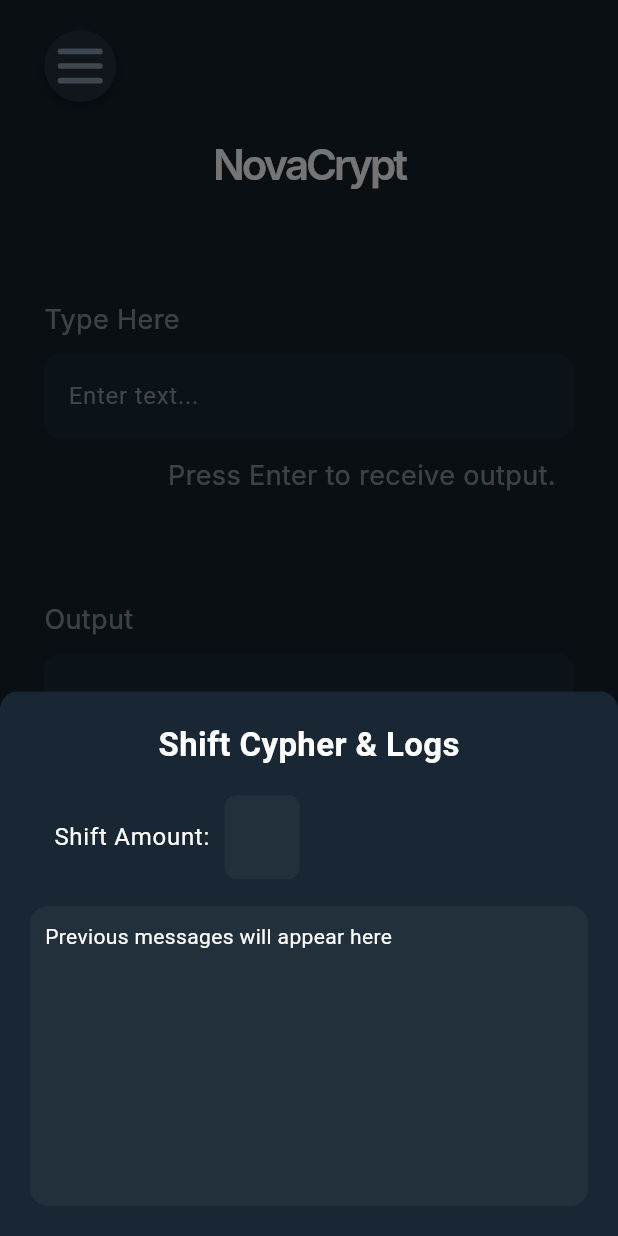
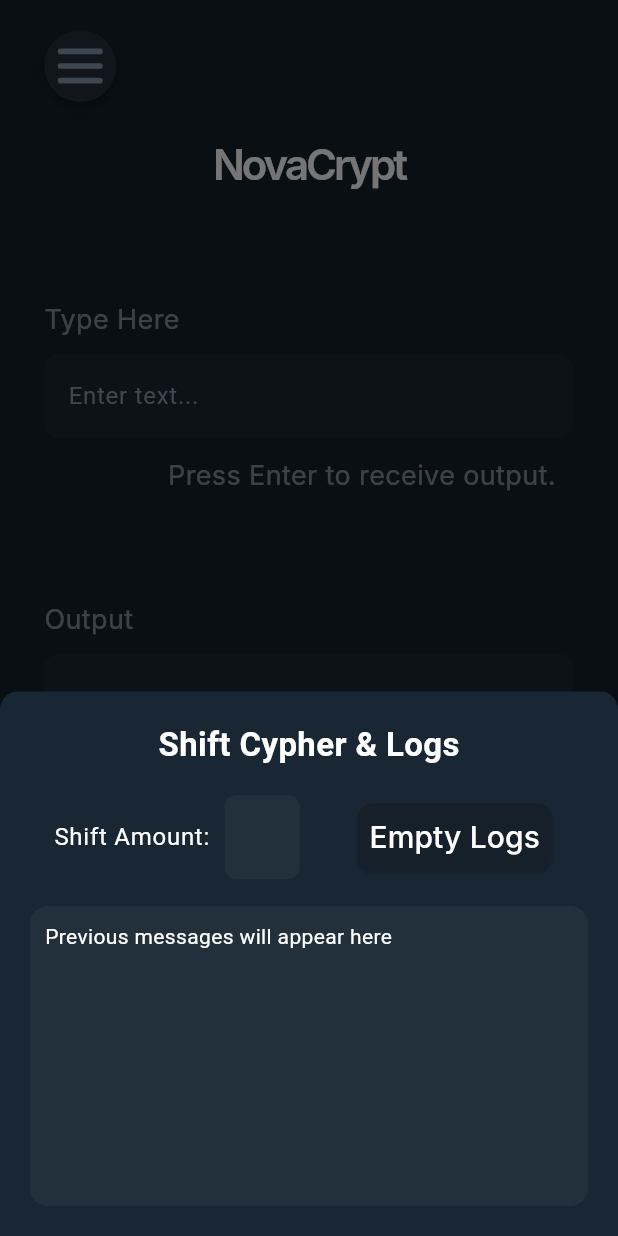
Before and after one commit to CSIS-3200-Project/proj_test_1, a Flutter app: the screen it shows after launch, after a tap on "Settings/Log", on a phone screen of 412 x 824 dp. Run offline on Flutter 3.47's test engine with Material 3 defaults, Android fonts, the phone set to English and light mode, and no system bars; our stand-ins replace flutter_svg; Roboto replaces fonts that are missing (Inter).

Commit message:
saving progress

```diff
--- a/flutter_test_1/lib/backend/cyphers/shift_message.dart
+++ b/flutter_test_1/lib/backend/cyphers/shift_message.dart
@@ -98,7 +98,6 @@ class ShiftMessage extends Message {
     }
   }
 
-  // hhhhhhhhhh
   String? displayData(String mode) {
     // mode = encode || decode
     String? output = "ningun if statement fue ejecutado";
--- a/flutter_test_1/lib/frontend/nova_crypt_portrait.dart
+++ b/flutter_test_1/lib/frontend/nova_crypt_portrait.dart
@@ -130,6 +130,33 @@ class _NovaCryptPortraitUIState extends State<_NovaCryptPortraitUI> {
                             borderRadius: BorderRadius.circular(8),
                             borderSide: BorderSide.none,
                           ),
+                        ),
+                      ),
+                    ),
+                  ),
+                  Spacer(),
+                  // Empty Logs
+                  ElevatedButton(
+                    onPressed: () {
+                      setState(() {
+                        logList.clear();
+                      });
+                    },
+                    style: ElevatedButton.styleFrom(
+                      backgroundColor: const Color(0xFF15202B),
+                      padding: EdgeInsets.zero,
+                      shape: RoundedRectangleBorder(
+                        borderRadius: BorderRadius.circular(10),
+                      ),
+                    ),
+                    child: Padding(
+                      padding: const EdgeInsets.all(8.0),
+                      child: Text(
+                        "Empty Logs",
+                        style: const TextStyle(
+                          color: Colors.white,
+                          fontSize: 20,
+                          fontFamily: 'Inter',
                         ),
                       ),
                     ),
```
